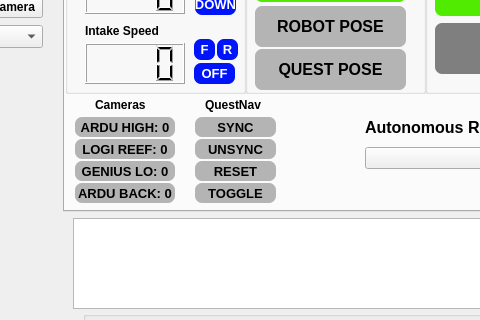
This is gui/layout_2025.ui in aesatchien/FRC2429_2025 as Qt 5 draws it before an edit; both pictures show x 657 to 1137 and y 258 to 578 of the 1482 by 724 pixel window. The edited form follows.
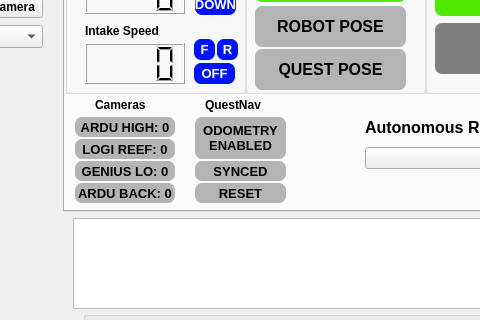
This is the edited form. Icons and pictures are not drawn. Custom widgets are drawn as their Qt base class.

Commit message: better quest gui interactions

```diff
--- a/gui/layout_2025.ui
+++ b/gui/layout_2025.ui
@@ -1808,75 +1808,7 @@
        <string>QuestNav</string>
       </property>
      </widget>
-     <widget class="QLabel2" name="qlabel_questnav_sync_indicator">
-      <property name="enabled">
-       <bool>true</bool>
-      </property>
-      <property name="geometry">
-       <rect>
-        <x>130</x>
-        <y>330</y>
-        <width>81</width>
-        <height>20</height>
-       </rect>
-      </property>
-      <property name="font">
-       <font>
-        <family>MS Shell Dlg 2</family>
-        <pointsize>10</pointsize>
-        <bold>true</bold>
-       </font>
-      </property>
-      <property name="styleSheet">
-       <string notr="true">border: 7px;
-border-radius: 7px;
-background-color:rgb(180,180,180);</string>
-      </property>
-      <property name="text">
-       <string>SYNC</string>
-      </property>
-      <property name="textFormat">
-       <enum>Qt::AutoText</enum>
-      </property>
-      <property name="alignment">
-       <set>Qt::AlignCenter</set>
-      </property>
-     </widget>
-     <widget class="QLabel2" name="qlabel_questnav_unsync_indicator">
-      <property name="enabled">
-       <bool>true</bool>
-      </property>
-      <property name="geometry">
-       <rect>
-        <x>130</x>
-        <y>352</y>
-        <width>81</width>
-        <height>20</height>
-       </rect>
-      </property>
-      <property name="font">
-       <font>
-        <family>MS Shell Dlg 2</family>
-        <pointsize>10</pointsize>
-        <bold>true</bold>
-       </font>
-      </property>
-      <property name="styleSheet">
-       <string notr="true">border: 7px;
-border-radius: 7px;
-background-color:rgb(180,180,180);</string>
-      </property>
-      <property name="text">
-       <string>UNSYNC</string>
-      </property>
-      <property name="textFormat">
-       <enum>Qt::AutoText</enum>
-      </property>
-      <property name="alignment">
-       <set>Qt::AlignCenter</set>
-      </property>
-     </widget>
-     <widget class="QLabel2" name="qlabel_questnav_reset_indicator">
+     <widget class="QLabel2" name="qlabel_questnav_sync_toggle_indicator">
       <property name="enabled">
        <bool>true</bool>
       </property>
@@ -1884,7 +1816,7 @@
        <rect>
         <x>130</x>
         <y>374</y>
-        <width>81</width>
+        <width>91</width>
         <height>20</height>
        </rect>
       </property>
@@ -1901,7 +1833,7 @@
 background-color:rgb(180,180,180);</string>
       </property>
       <property name="text">
-       <string>RESET</string>
+       <string>SYNCED</string>
       </property>
       <property name="textFormat">
        <enum>Qt::AutoText</enum>
@@ -1910,7 +1842,7 @@
        <set>Qt::AlignCenter</set>
       </property>
      </widget>
-     <widget class="QLabel2" name="qlabel_questnav_toggle_indicator">
+     <widget class="QLabel2" name="qlabel_questnav_reset_indicator">
       <property name="enabled">
        <bool>true</bool>
       </property>
@@ -1918,7 +1850,7 @@
        <rect>
         <x>130</x>
         <y>396</y>
-        <width>81</width>
+        <width>91</width>
         <height>20</height>
        </rect>
       </property>
@@ -1935,7 +1867,42 @@
 background-color:rgb(180,180,180);</string>
       </property>
       <property name="text">
-       <string>TOGGLE</string>
+       <string>RESET</string>
+      </property>
+      <property name="textFormat">
+       <enum>Qt::AutoText</enum>
+      </property>
+      <property name="alignment">
+       <set>Qt::AlignCenter</set>
+      </property>
+     </widget>
+     <widget class="QLabel2" name="qlabel_questnav_enabled_toggle_indicator">
+      <property name="enabled">
+       <bool>true</bool>
+      </property>
+      <property name="geometry">
+       <rect>
+        <x>130</x>
+        <y>330</y>
+        <width>91</width>
+        <height>42</height>
+       </rect>
+      </property>
+      <property name="font">
+       <font>
+        <family>MS Shell Dlg 2</family>
+        <pointsize>10</pointsize>
+        <bold>true</bold>
+       </font>
+      </property>
+      <property name="styleSheet">
+       <string notr="true">border: 7px;
+border-radius: 7px;
+background-color:rgb(180,180,180);</string>
+      </property>
+      <property name="text">
+       <string>ODOMETRY
+ENABLED</string>
       </property>
       <property name="textFormat">
        <enum>Qt::AutoText</enum>
```
The commit also changes 2 other files.
